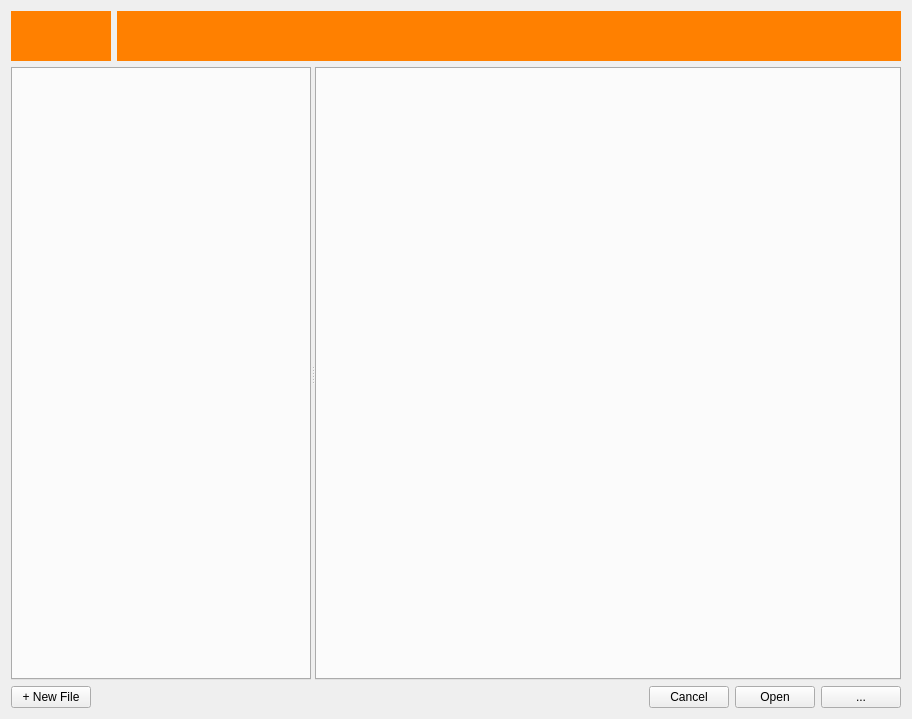
shotgunsoftware/tk-multi-workfiles2, file resources/file_open_form.ui: the form before one commit.
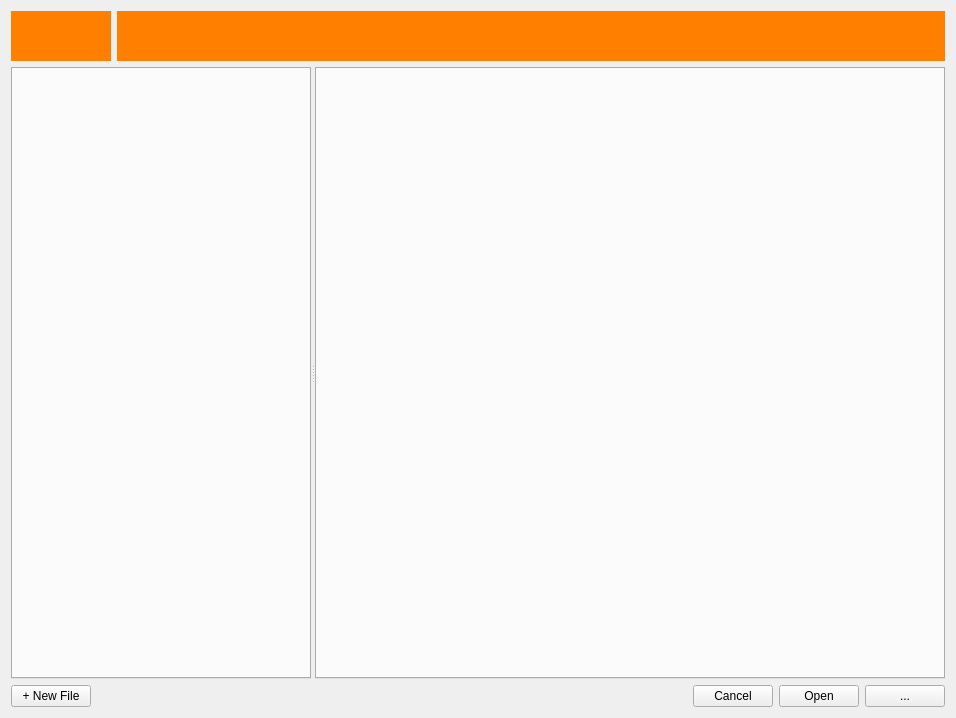
The form after the commit. Custom widgets are drawn as their Qt base class.

```diff
--- a/resources/file_open_form.ui
+++ b/resources/file_open_form.ui
@@ -6,8 +6,8 @@
    <rect>
     <x>0</x>
     <y>0</y>
-    <width>912</width>
-    <height>719</height>
+    <width>956</width>
+    <height>718</height>
    </rect>
   </property>
   <property name="windowTitle">
```
